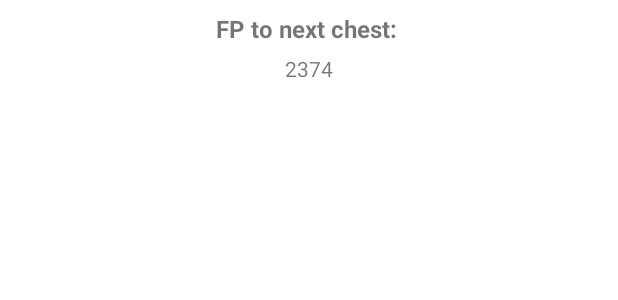
After one commit to SimonSchubert/Splinterlands-App, an Android app: the layout player_quest_row_item.xml on its own in the app's theme, with its tools: preview values and no code run, on a phone screen of 412 x 824 dp. The commit adds this screen. Shown: the top 300 px of the screen. Run offline under Robolectric (Android 15) with nearby library versions, the phone set to English and light mode, and no system bars; network calls fail.

Commit message:
Add quest/focus info

```diff
--- a/app/src/main/java/com/example/splinterlandstest/ExtensionFunctions.kt
+++ b/app/src/main/java/com/example/splinterlandstest/ExtensionFunctions.kt
@@ -8,5 +8,5 @@ fun List<Requests.BalancesResponse>.filterBalances(): List<Requests.BalancesResp
         }
     }
     return this.sortedByDescending { it.balance }
-        .filter { it.token != "ECR" && it.token != "SPSP" && it.token != "QUEST" && it.token != "PWRSTONE" && it.token != "BLDSTONE" && it.token != "RAFFLE" && it.token != "TOTEMC" && it.token != "TOTEMR" && it.token != "WAKA_COMMON" && it.token != "MYSTERY" && it.token != "TOTEME" && it.token != "TRACT"}
+        .filter { it.token != "ECR" && it.token != "SPSP" && it.token != "QUEST" && it.token != "PWRSTONE" && it.token != "BLDSTONE" && it.token != "RAFFLE" && it.token != "TOTEMC" && it.token != "TOTEMR" && it.token != "WAKA_COMMON" && it.token != "MYSTERY" && it.token != "TOTEME" && it.token != "TRACT" }
 }
--- a/app/src/main/java/com/example/splinterlandstest/balances/BalancesAdapter.kt
+++ b/app/src/main/java/com/example/splinterlandstest/balances/BalancesAdapter.kt
@@ -1,6 +1,5 @@
 package com.example.splinterlandstest.balances
 
-import Requests
 import android.view.LayoutInflater
 import android.view.View
 import android.view.ViewGroup
@@ -8,6 +7,7 @@ import android.widget.ImageView
 import android.widget.TextView
 import androidx.recyclerview.widget.RecyclerView
 import com.example.splinterlandstest.R
+import com.example.splinterlandstest.Requests
 import java.text.NumberFormat
 import java.util.*
 
--- a/app/src/main/java/com/example/splinterlandstest/balances/BalancesFragmentViewModel.kt
+++ b/app/src/main/java/com/example/splinterlandstest/balances/BalancesFragmentViewModel.kt
@@ -1,11 +1,11 @@
 package com.example.splinterlandstest.balances
 
-import Requests
 import android.content.Context
 import androidx.lifecycle.MutableLiveData
 import androidx.lifecycle.ViewModel
 import androidx.lifecycle.viewModelScope
 import com.example.splinterlandstest.Cache
+import com.example.splinterlandstest.Requests
 import kotlinx.coroutines.launch
 
 class BalancesFragmentViewModel : ViewModel() {
--- a/app/src/main/java/com/example/splinterlandstest/battles/BattlesFragment.kt
+++ b/app/src/main/java/com/example/splinterlandstest/battles/BattlesFragment.kt
@@ -46,6 +46,9 @@ class BattlesFragment : Fragment() {
         model.playerDetails.observe(this) { playerDetails ->
             adapter.updatePlayerDetails(playerDetails)
         }
+        model.playerQuest.observe(this) { playerQuest ->
+            adapter.updatePlayerQuest(playerQuest)
+        }
 
         model.loadBattles(requireContext(), activityViewModel.playerName)
 
--- a/app/src/main/java/com/example/splinterlandstest/battles/BattlesFragmentViewModel.kt
+++ b/app/src/main/java/com/example/splinterlandstest/battles/BattlesFragmentViewModel.kt
@@ -1,11 +1,11 @@
 package com.example.splinterlandstest.battles
 
-import Requests
 import android.content.Context
 import androidx.lifecycle.MutableLiveData
 import androidx.lifecycle.ViewModel
 import androidx.lifecycle.viewModelScope
 import com.example.splinterlandstest.Cache
+import com.example.splinterlandstest.Requests
 import kotlinx.coroutines.launch
 
 class BattlesFragmentViewModel : ViewModel() {
@@ -15,13 +15,16 @@ class BattlesFragmentViewModel : ViewModel() {
 
     val battles: MutableLiveData<List<Requests.Battle>> = MutableLiveData()
     val playerDetails: MutableLiveData<Requests.PlayerDetailsResponse> = MutableLiveData()
+    val playerQuest: MutableLiveData<Requests.QuestResponse?> = MutableLiveData()
 
     fun loadBattles(context: Context, player: String) {
         viewModelScope.launch {
             battles.value = cache.getBattleHistory(context, player)
             playerDetails.value = cache.getPlayerDetails(context, player)
+            playerQuest.value = cache.getPlayerQuest(context, player).firstOrNull()
             battles.value = requests.getBattleHistory(context, player)
             playerDetails.value = requests.getPlayerDetails(context, player)
+            playerQuest.value = requests.getPlayerQuest(context, player).firstOrNull()
         }
     }
 }
--- a/app/src/main/java/com/example/splinterlandstest/collection/CollectionAdapter.kt
+++ b/app/src/main/java/com/example/splinterlandstest/collection/CollectionAdapter.kt
@@ -1,12 +1,12 @@
 package com.example.splinterlandstest.collection
 
-import Requests
 import android.view.LayoutInflater
 import android.view.View
 import android.view.ViewGroup
 import android.widget.ImageView
 import androidx.recyclerview.widget.RecyclerView
 import com.example.splinterlandstest.R
+import com.example.splinterlandstest.Requests
 import com.squareup.picasso.Picasso
 
 class CollectionAdapter :
--- a/app/src/main/java/com/example/splinterlandstest/collection/CollectionFragmentViewModel.kt
+++ b/app/src/main/java/com/example/splinterlandstest/collection/CollectionFragmentViewModel.kt
@@ -1,11 +1,11 @@
 package com.example.splinterlandstest.collection
 
-import Requests
 import android.content.Context
 import androidx.lifecycle.MutableLiveData
 import androidx.lifecycle.ViewModel
 import androidx.lifecycle.viewModelScope
 import com.example.splinterlandstest.Cache
+import com.example.splinterlandstest.Requests
 import kotlinx.coroutines.launch
 
 class CollectionFragmentViewModel : ViewModel() {
--- /dev/null
+++ b/app/src/main/res/layout/player_quest_row_item.xml
@@ -0,0 +1,28 @@
+<?xml version="1.0" encoding="utf-8"?>
+<androidx.constraintlayout.widget.ConstraintLayout xmlns:android="http://schemas.android.com/apk/res/android"
+                                                   xmlns:app="http://schemas.android.com/apk/res-auto"
+                                                   xmlns:tools="http://schemas.android.com/tools"
+                                                   android:orientation="horizontal"
+                                                   android:layout_width="match_parent"
+                                                   android:layout_height="wrap_content"
+                                                   android:gravity="center"
+                                                   android:background="@drawable/grid_background">
+
+
+    <TextView
+            android:text="FP to next chest: "
+            android:layout_width="wrap_content"
+            android:textSize="16sp"
+            android:textStyle="bold"
+            android:layout_height="wrap_content" android:id="@+id/tvNextChest"
+            app:layout_constraintStart_toStartOf="parent" app:layout_constraintTop_toTopOf="parent"
+            app:layout_constraintEnd_toEndOf="parent" android:layout_marginTop="8dp"/>
+
+    <TextView
+            tools:text="2374"
+            android:layout_width="wrap_content"
+            android:layout_height="wrap_content" android:id="@+id/tvChests"
+            app:layout_constraintTop_toBottomOf="@+id/tvNextChest"
+            app:layout_constraintBottom_toBottomOf="parent" app:layout_constraintStart_toStartOf="parent"
+            app:layout_constraintEnd_toEndOf="parent" android:layout_marginTop="6dp" android:layout_marginBottom="6dp"/>
+</androidx.constraintlayout.widget.ConstraintLayout>
```
Also changed, not shown: app/src/main/java/com/example/splinterlandstest/Cache.kt (+30 -1 lines), app/src/main/java/com/example/splinterlandstest/Requests.kt (+38 -3 lines), app/src/main/java/com/example/splinterlandstest/battles/BattlesAdapter.kt (+60 -13 lines), app/src/main/java/com/example/splinterlandstest/MainActivity.kt (line endings or trailing spaces).
